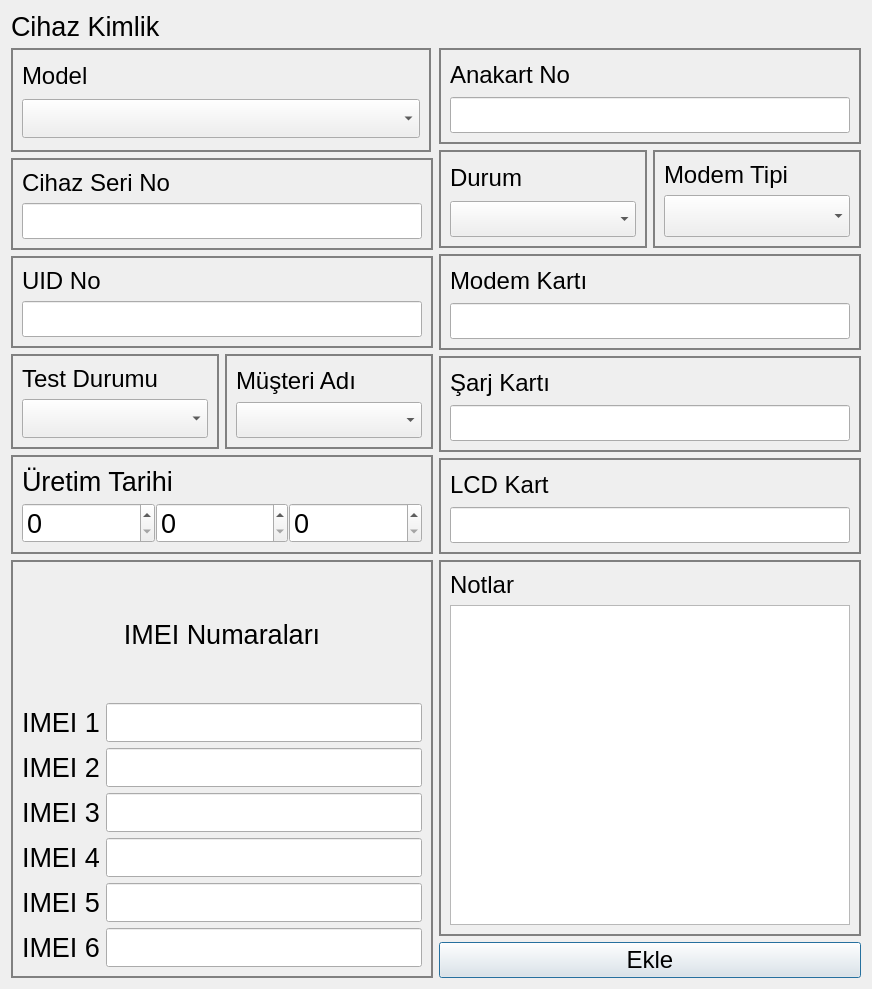
First picture: the form in src/secdialog.ui, repository yunusemrecinar/QT5-cihaz-kimlik-teknik-servis, before the edit.
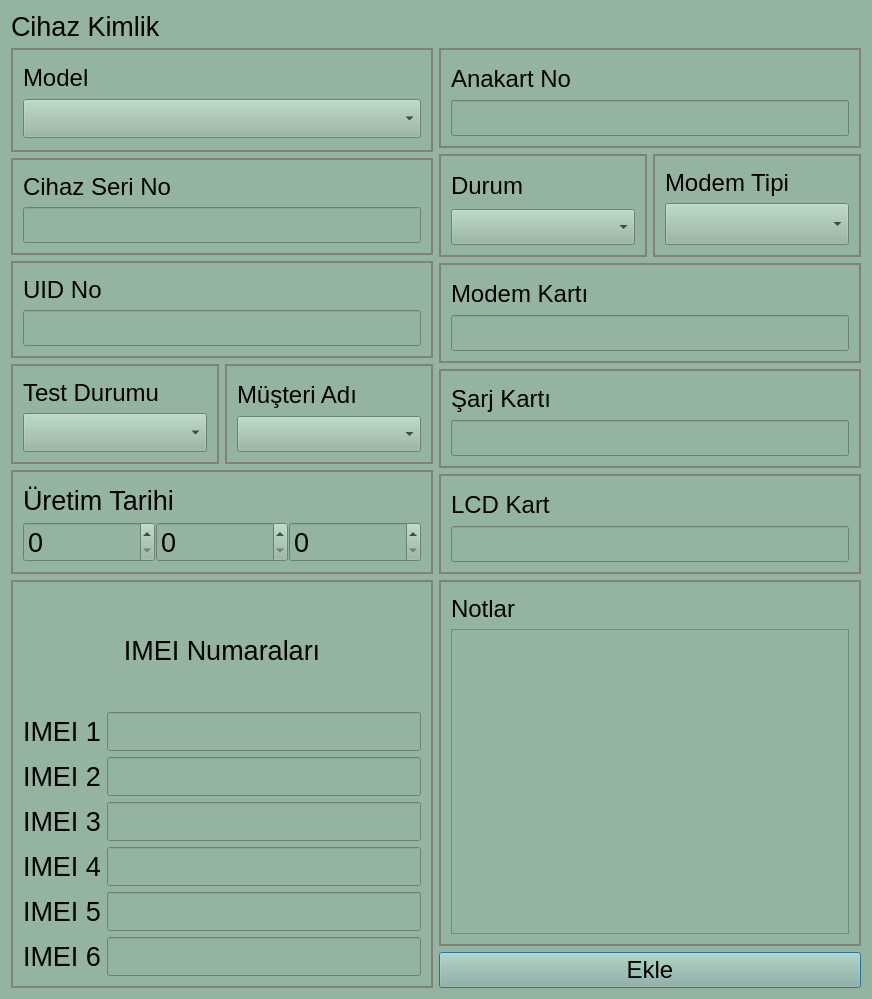
Second picture: the form after the edit.

Diff of the .ui file:
```diff
--- a/src/secdialog.ui
+++ b/src/secdialog.ui
@@ -7,7 +7,7 @@
     <x>0</x>
     <y>0</y>
     <width>872</width>
-    <height>989</height>
+    <height>999</height>
    </rect>
   </property>
   <property name="font">
@@ -18,6 +18,11 @@
   <property name="windowTitle">
    <string>Dialog</string>
   </property>
+  <property name="styleSheet">
+   <string notr="true">QWidget {
+  background-color: #94B49F ;
+}</string>
+  </property>
   <layout class="QVBoxLayout" name="verticalLayout_19">
    <item>
     <layout class="QVBoxLayout" name="verticalLayout_14">
@@ -34,6 +39,9 @@
          <pointsize>20</pointsize>
         </font>
        </property>
+       <property name="styleSheet">
+        <string notr="true"/>
+       </property>
        <property name="text">
         <string>Cihaz Kimlik</string>
        </property>
@@ -83,9 +91,7 @@
                </font>
               </property>
               <property name="styleSheet">
-               <string notr="true">verticalLayout_6 {
-border:1px;
-}</string>
+               <string notr="true"/>
               </property>
               <property name="text">
                <string>Model</string>
@@ -126,9 +132,7 @@
                </font>
               </property>
               <property name="styleSheet">
-               <string notr="true">verticalLayout_6 {
-border:1px;
-}</string>
+               <string notr="true"/>
               </property>
               <property name="text">
                <string>Cihaz Seri No</string>
@@ -162,6 +166,9 @@
                 <pointsize>18</pointsize>
                </font>
               </property>
+              <property name="styleSheet">
+               <string notr="true"/>
+              </property>
               <property name="text">
                <string>UID No</string>
               </property>
@@ -361,6 +368,9 @@
                 <pointsize>18</pointsize>
                </font>
               </property>
+              <property name="styleSheet">
+               <string notr="true"/>
+              </property>
               <property name="text">
                <string>Anakart No</string>
               </property>
@@ -401,9 +411,7 @@
                  </font>
                 </property>
                 <property name="styleSheet">
-                 <string notr="true">verticalLayout_6 {
-border:1px;
-}</string>
+                 <string notr="true"/>
                 </property>
                 <property name="text">
                  <string>Durum</string>
@@ -460,6 +468,9 @@
                   <pointsize>18</pointsize>
                  </font>
                 </property>
+                <property name="styleSheet">
+                 <string notr="true"/>
+                </property>
                 <property name="text">
                  <string>Modem Tipi</string>
                 </property>
@@ -506,6 +517,9 @@
                 <pointsize>18</pointsize>
                </font>
               </property>
+              <property name="styleSheet">
+               <string notr="true"/>
+              </property>
               <property name="text">
                <string>Modem Kartı</string>
               </property>
```
